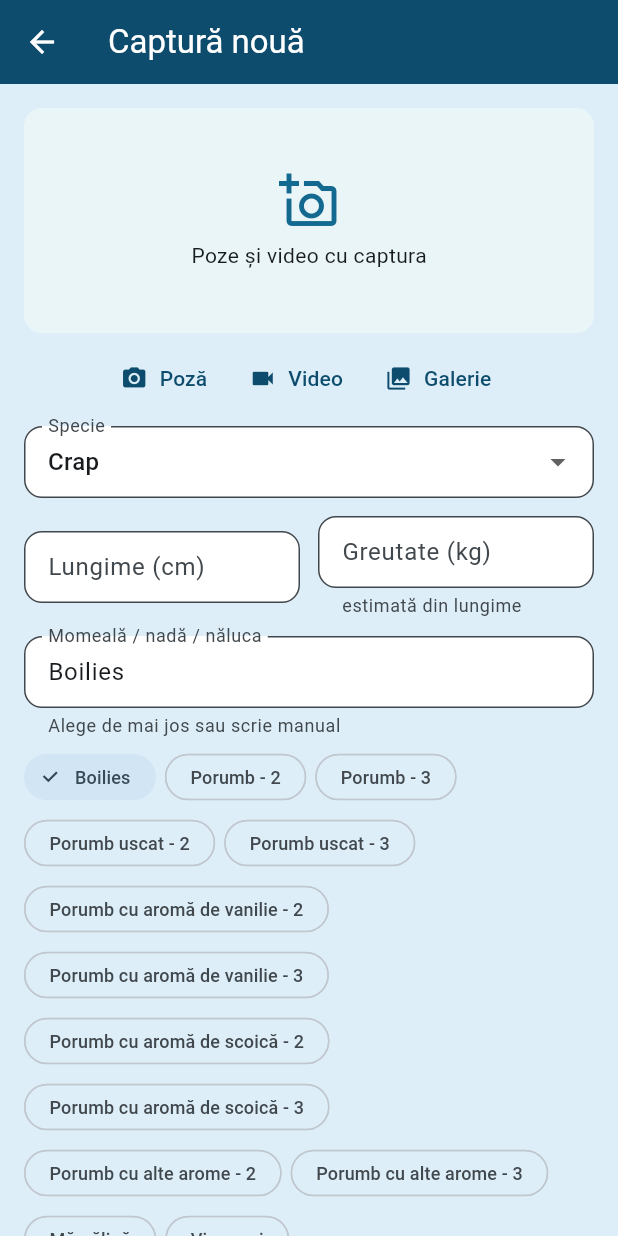
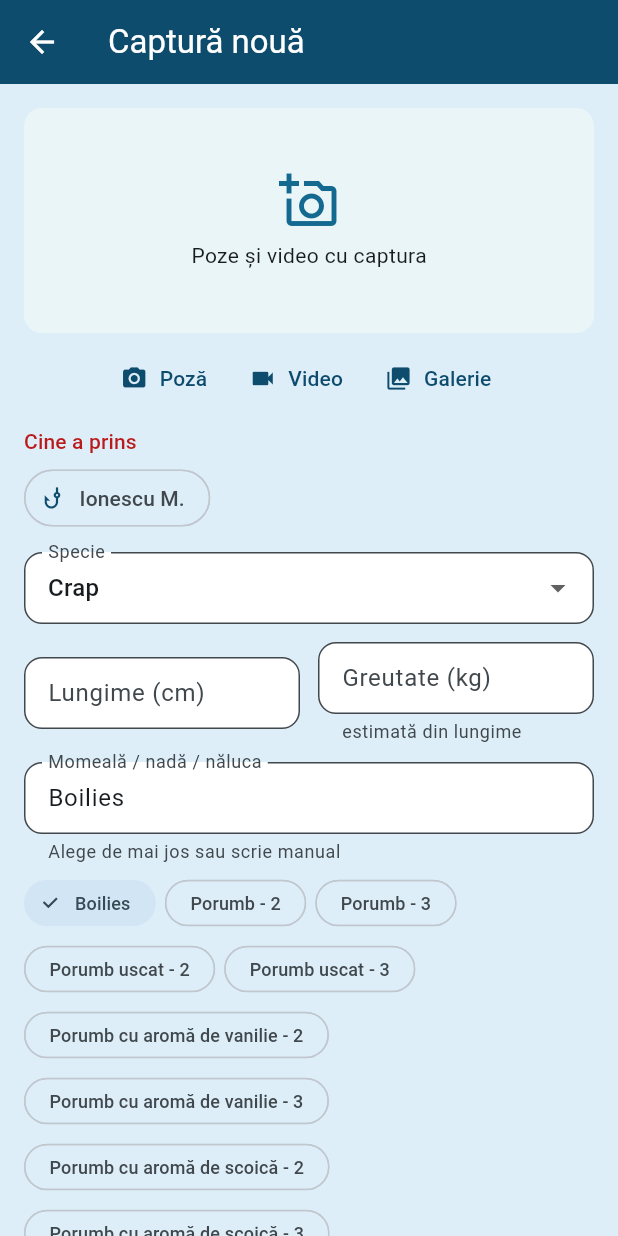
Before and after one commit to kappado2000/pescar-delta, a Flutter app: the CatchEditScreen screen opened directly, on a phone screen of 412 x 824 dp. Run offline on Flutter 3.47's test engine with Material 3 defaults, Android fonts, the phone set to English and light mode, and no system bars; our stand-ins replace file_picker, fl_chart, flutter_map, flutter_secure_storage, geolocator, hive_flutter and 7 more; missing offline and left inert: dart:js_interop; accounts and stored records are empty; network calls fail.

Commit message:
Captură: „Cine a prins” sus, butoane cu echipa sezonului, obligatoriu, implicit ultimul pescar; Jurnal: pescarul pe card / avertisment
Co-Authored-By: Claude Opus 5.5 <noreply@anthropic.com>

```diff
--- a/lib/data/app_store.dart
+++ b/lib/data/app_store.dart
@@ -57,6 +57,10 @@ class AppStore extends ChangeNotifier {
   /// Ultimul participant care a plătit (implicit la cheltuiala rapidă).
   String? get lastPayerId => _box.get('lastPayerId') as String?;
   set lastPayerId(String? id) => _box.put('lastPayerId', id);
+
+  /// Ultimul pescar care a prins (implicit la o captură nouă).
+  String? get lastCatcherId => _box.get('lastCatcherId') as String?;
+  set lastCatcherId(String? id) => _box.put('lastCatcherId', id);
 
   /// Plătitorul implicit ales în Setări (null = ultimul care a plătit).
   String? get defaultPayerId => _box.get('defaultPayerId') as String?;
--- a/lib/screens/catches_screen.dart
+++ b/lib/screens/catches_screen.dart
@@ -7,6 +7,7 @@ import 'package:provider/provider.dart';
 import '../data/app_store.dart';
 import 'home_shell.dart';
 import '../models/catch_entry.dart';
+import '../models/participant.dart';
 import '../models/species_data.dart';
 import '../services/location_service.dart';
 import '../services/weather_service.dart';
@@ -201,6 +202,19 @@ class _CatchCard extends StatelessWidget {
                           ),
                       ],
                     ),
+                    if (store.participant(c.participantId) case final p?)
+                      Text(
+                        '🎣 ${p.shortName}',
+                        style: const TextStyle(fontWeight: FontWeight.w600),
+                      )
+                    else
+                      Text(
+                        '⚠ Fără pescar — apasă și alege cine a prins',
+                        style: TextStyle(
+                          color: Theme.of(context).colorScheme.error,
+                          fontWeight: FontWeight.w600,
+                        ),
+                      ),
                     if (details.isNotEmpty) Text(details),
                     Text(
                       '${_dateTime.format(c.date)}${spot != null ? ' · ${spot.name}' : ''}',
@@ -294,9 +308,22 @@ class _CatchEditScreenState extends State<CatchEditScreen> {
     super.initState();
     if (!commonSpecies.contains(_species)) _species = 'Altă specie';
     if (widget.entry == null) {
+      // implicit: ultimul care a prins, dacă e în echipă
+      final store = context.read<AppStore>();
+      final last = store.lastCatcherId;
+      if (_anglers(store).any((p) => p.id == last)) _participantId = last;
       _applySpeciesDefaults();
       if (_lat == null && _spotId == null) _locate();
     }
+  }
+
+  /// Echipa sezonului capturii (toți participanții dacă nu e niciun sezon);
+  /// pescarul deja ales rămâne în listă.
+  List<Participant> _anglers(AppStore store) {
+    final season = store.seasons.where((s) => s.contains(_date)).firstOrNull;
+    final ids = {...?season?.participantIds, ?_participantId};
+    final team = store.participants.where((p) => ids.contains(p.id)).toList();
+    return season == null || team.isEmpty ? store.participants : team;
   }
 
   /// Momeala și metoda implicite ale speciei (la o captură nouă).
@@ -361,6 +388,35 @@ class _CatchEditScreenState extends State<CatchEditScreen> {
             },
           ),
           const SizedBox(height: 8),
+
+          // ---------- Cine a prins (obligatoriu) ----------
+          Text(
+            'Cine a prins',
+            style: Theme.of(context).textTheme.titleSmall?.copyWith(
+              color: _participantId == null
+                  ? Theme.of(context).colorScheme.error
+                  : null,
+            ),
+          ),
+          const SizedBox(height: 4),
+          Wrap(
+            spacing: 8,
+            runSpacing: 4,
+            children: [
+              if (_anglers(store).isEmpty)
+                const Text(
+                  'Adaugă întâi participanții (Setări → Participanți).',
+                ),
+              for (final p in _anglers(store))
+                ChoiceChip(
+                  avatar: const Icon(Icons.phishing, size: 18),
+                  label: Text(p.shortName),
+                  selected: _participantId == p.id,
+                  onSelected: (_) => setState(() => _participantId = p.id),
+                ),
+            ],
+          ),
+          const SizedBox(height: 12),
 
           // ---------- Specie ----------
           DropdownButtonFormField<String>(
@@ -453,19 +509,6 @@ class _CatchEditScreenState extends State<CatchEditScreen> {
                 DropdownMenuItem(value: m, child: Text(m)),
             ],
             onChanged: (v) => setState(() => _method = v ?? ''),
-          ),
-          const SizedBox(height: 12),
-          DropdownButtonFormField<String?>(
-            initialValue: store.participant(_participantId) == null
-                ? null
-                : _participantId,
-            decoration: const InputDecoration(labelText: 'Cine a prins'),
-            items: [
-              const DropdownMenuItem(value: null, child: Text('—')),
-              for (final p in store.participants)
-                DropdownMenuItem(value: p.id, child: Text(p.fullName)),
-            ],
-            onChanged: (v) => setState(() => _participantId = v),
           ),
           const SizedBox(height: 12),
 
@@ -561,6 +604,12 @@ class _CatchEditScreenState extends State<CatchEditScreen> {
   double? _parse(String s) => double.tryParse(s.trim().replaceAll(',', '.'));
 
   Future<void> _save() async {
+    if (_participantId == null) {
+      ScaffoldMessenger.of(context).showSnackBar(
+        const SnackBar(content: Text('Alege cine a prins peștele (sus).')),
+      );
+      return;
+    }
     setState(() => _saving = true);
     // GPS-ul se marchează automat la înregistrare
     if (widget.entry == null && _lat == null && _spotId == null) {
@@ -598,6 +647,7 @@ class _CatchEditScreenState extends State<CatchEditScreen> {
       ..media = _media
       ..released = _released
       ..notes = _notes.text.trim();
+    store.lastCatcherId = _participantId;
     await store.upsertCatch(_c);
     if (mounted) Navigator.pop(context);
   }
```
